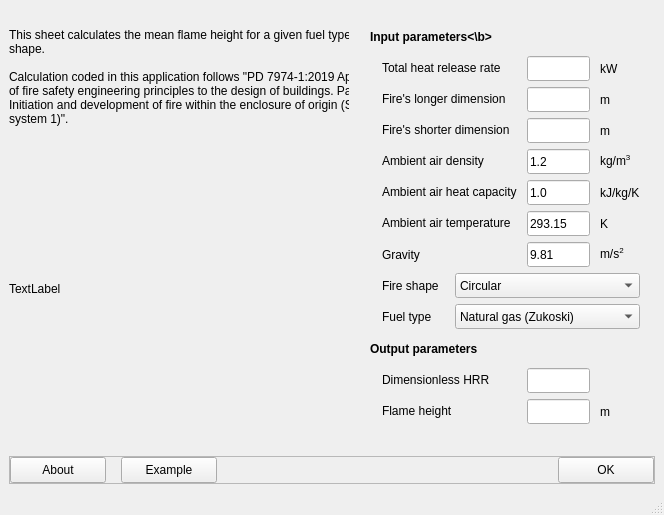
This is fsetoolsGUI/gui/layout/ui/i0602_flame_height.ui in fuyans/fsetoolsGUI as Qt 5 draws it before an edit. The edited form follows.
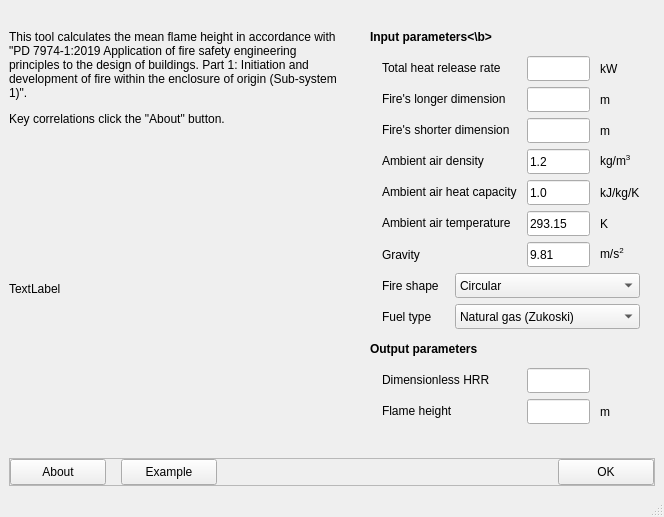
This is the edited form.

What changed in the file:
```diff
--- a/fsetoolsGUI/gui/layout/ui/i0602_flame_height.ui
+++ b/fsetoolsGUI/gui/layout/ui/i0602_flame_height.ui
@@ -7,7 +7,7 @@
     <x>0</x>
     <y>0</y>
     <width>664</width>
-    <height>515</height>
+    <height>517</height>
    </rect>
   </property>
   <property name="sizePolicy">
@@ -77,20 +77,18 @@
          </property>
          <property name="minimumSize">
           <size>
-           <width>390</width>
+           <width>340</width>
            <height>0</height>
           </size>
          </property>
          <property name="maximumSize">
           <size>
-           <width>390</width>
+           <width>340</width>
            <height>16777215</height>
           </size>
          </property>
          <property name="text">
-          <string>This sheet calculates the mean flame height for a given fuel type and fire shape.
-
-Calculation coded in this application follows &quot;PD 7974-1:2019 Application of fire safety engineering principles to the design of buildings. Part 1: Initiation and development of fire within the enclosure of origin (Sub-system 1)&quot;.</string>
+          <string>&lt;html&gt;&lt;head/&gt;&lt;body&gt;&lt;p&gt;This tool calculates the mean flame height in accordance with &amp;quot;PD 7974-1:2019 Application of fire safety engineering principles to the design of buildings. Part 1: Initiation and development of fire within the enclosure of origin (Sub-system 1)&amp;quot;.&lt;/p&gt;&lt;p&gt;Key correlations click the &amp;quot;About&amp;quot; button.&lt;/p&gt;&lt;/body&gt;&lt;/html&gt;</string>
          </property>
          <property name="wordWrap">
           <bool>true</bool>
```
Left out of the diff: 2 changed lines with no effect on the pictures.
